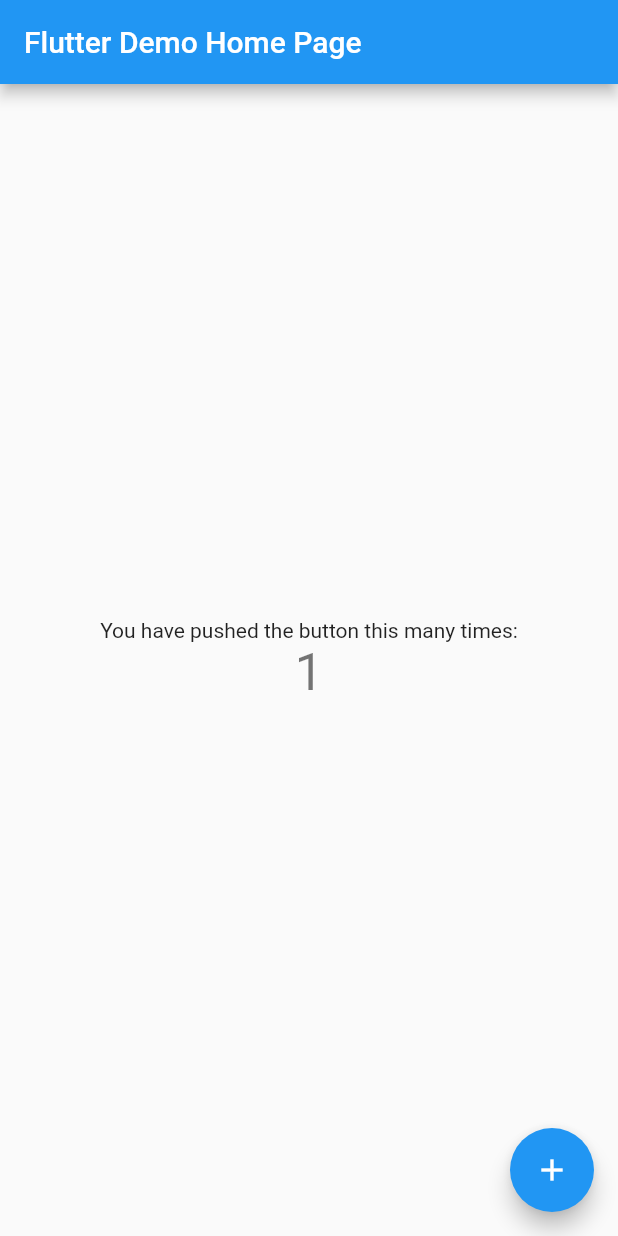
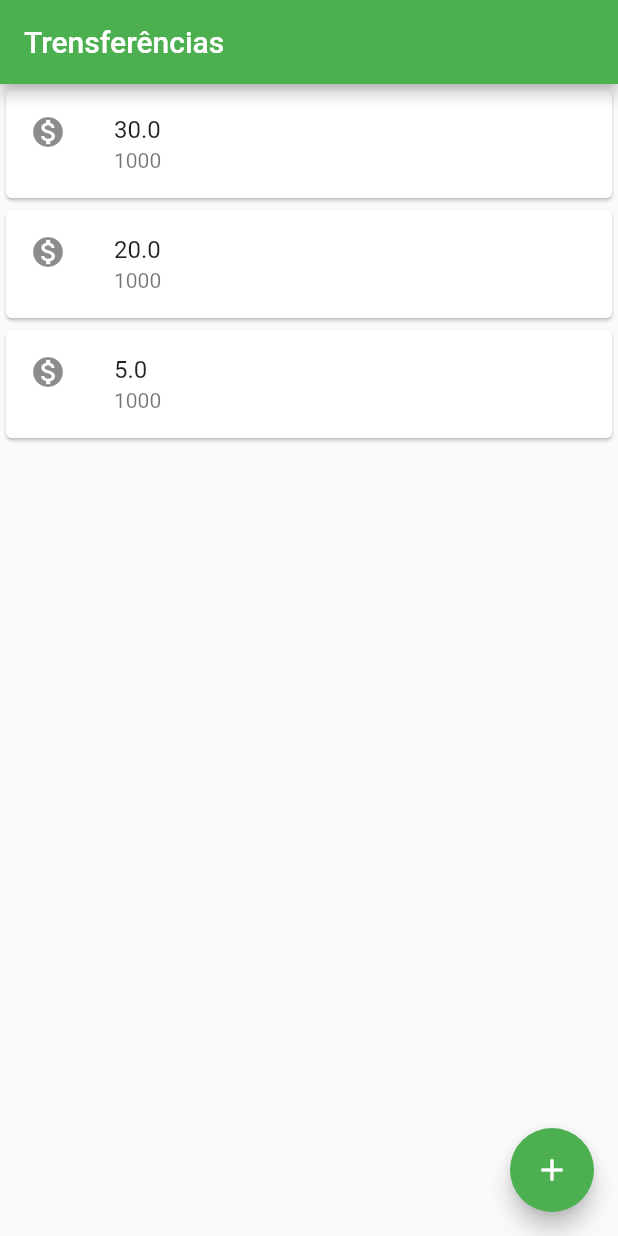
Before and after one commit to DionataSilva/flutter-initial, a Flutter app: the screen it shows after launch, after a tap on the "add" icon, on a phone screen of 412 x 824 dp. Run offline on Flutter 3.47's test engine with Material 2 defaults, Android fonts, the phone set to English and light mode, and no system bars.

Commit message:
criando card de transferencia

```diff
--- a/lib/main.dart
+++ b/lib/main.dart
@@ -1,115 +1,83 @@
 import 'package:flutter/material.dart';
 
 void main() {
-  runApp(const MyApp());
+  runApp(const App());
 }
 
-class MyApp extends StatelessWidget {
-  const MyApp({Key? key}) : super(key: key);
+class App extends StatelessWidget {
+  const App({Key? key}) : super(key: key);
 
-  // This widget is the root of your application.
   @override
   Widget build(BuildContext context) {
     return MaterialApp(
-      title: 'Flutter Demo',
+      title: 'ByteBank',
       theme: ThemeData(
-        // This is the theme of your application.
-        //
-        // Try running your application with "flutter run". You'll see the
-        // application has a blue toolbar. Then, without quitting the app, try
-        // changing the primarySwatch below to Colors.green and then invoke
-        // "hot reload" (press "r" in the console where you ran "flutter run",
-        // or simply save your changes to "hot reload" in a Flutter IDE).
-        // Notice that the counter didn't reset back to zero; the application
-        // is not restarted.
-        primarySwatch: Colors.blue,
+        primarySwatch: Colors.green,
       ),
-      home: const MyHomePage(title: 'Flutter Demo Home Page'),
+      home: const TransferPage(title: 'Trensferências'),
     );
   }
 }
 
-class MyHomePage extends StatefulWidget {
-  const MyHomePage({Key? key, required this.title}) : super(key: key);
-
-  // This widget is the home page of your application. It is stateful, meaning
-  // that it has a State object (defined below) that contains fields that affect
-  // how it looks.
-
-  // This class is the configuration for the state. It holds the values (in this
-  // case the title) provided by the parent (in this case the App widget) and
-  // used by the build method of the State. Fields in a Widget subclass are
-  // always marked "final".
+class TransferPage extends StatefulWidget {
+  const TransferPage({Key? key, required this.title}) : super(key: key);
 
   final String title;
 
   @override
-  State<MyHomePage> createState() => _MyHomePageState();
+  State<TransferPage> createState() => _TransferPageState();
 }
 
-class _MyHomePageState extends State<MyHomePage> {
-  int _counter = 0;
-
-  void _incrementCounter() {
-    setState(() {
-      // This call to setState tells the Flutter framework that something has
-      // changed in this State, which causes it to rerun the build method below
-      // so that the display can reflect the updated values. If we changed
-      // _counter without calling setState(), then the build method would not be
-      // called again, and so nothing would appear to happen.
-      _counter++;
-    });
-  }
-
+class _TransferPageState extends State<TransferPage> {
   @override
   Widget build(BuildContext context) {
-    // This method is rerun every time setState is called, for instance as done
-    // by the _incrementCounter method above.
-    //
-    // The Flutter framework has been optimized to make rerunning build methods
-    // fast, so that you can just rebuild anything that needs updating rather
-    // than having to individually change instances of widgets.
     return Scaffold(
       appBar: AppBar(
-        // Here we take the value from the MyHomePage object that was created by
-        // the App.build method, and use it to set our appbar title.
         title: Text(widget.title),
       ),
       body: Center(
-        // Center is a layout widget. It takes a single child and positions it
-        // in the middle of the parent.
         child: Column(
-          // Column is also a layout widget. It takes a list of children and
-          // arranges them vertically. By default, it sizes itself to fit its
-          // children horizontally, and tries to be as tall as its parent.
-          //
-          // Invoke "debug painting" (press "p" in the console, choose the
-          // "Toggle Debug Paint" action from the Flutter Inspector in Android
-          // Studio, or the "Toggle Debug Paint" command in Visual Studio Code)
-          // to see the wireframe for each widget.
-          //
-          // Column has various properties to control how it sizes itself and
-          // how it positions its children. Here we use mainAxisAlignment to
-          // center the children vertically; the main axis here is the vertical
-          // axis because Columns are vertical (the cross axis would be
-          // horizontal).
-          mainAxisAlignment: MainAxisAlignment.center,
-          children: <Widget>[
-            const Text(
-              'You have pushed the button this many times:',
+          children: [
+            _TransferItem(
+              transfer: _Transfer(accountNumber: 1000, value: 30.00),
             ),
-            Text(
-              '$_counter',
-              style: Theme.of(context).textTheme.headline4,
+            _TransferItem(
+              transfer: _Transfer(accountNumber: 1000, value: 20.00),
+            ),
+            _TransferItem(
+              transfer: _Transfer(accountNumber: 1000, value: 05.00),
             ),
           ],
         ),
       ),
       floatingActionButton: FloatingActionButton(
-        onPressed: _incrementCounter,
-        tooltip: 'Increment',
+        onPressed: () => {},
         child: const Icon(Icons.add),
-      ), // This trailing comma makes auto-formatting nicer for build methods.
+      ),
     );
   }
 }
+
+class _TransferItem extends StatelessWidget {
+  final _Transfer transfer;
+
+  const _TransferItem({Key? key, required this.transfer}) : super(key: key);
+
+  @override
+  Widget build(BuildContext context) {
+    return Card(
+      child: ListTile(
+        leading: const Icon(Icons.monetization_on),
+        title: Text(transfer.value.toString()),
+        subtitle: Text(transfer.accountNumber.toString()),
+      ),
+    );
+  }
+}
+
+class _Transfer {
+  final int accountNumber;
+  final double value;
+
+  const _Transfer({required this.accountNumber, required this.value});
+}
```
